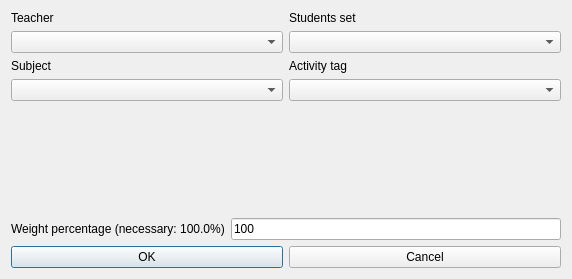
Old version of the form fet/src/interface/modifyconstraintactivitiesbeginstudentsdayform_template.ui in the repository vonmecheln/fet.
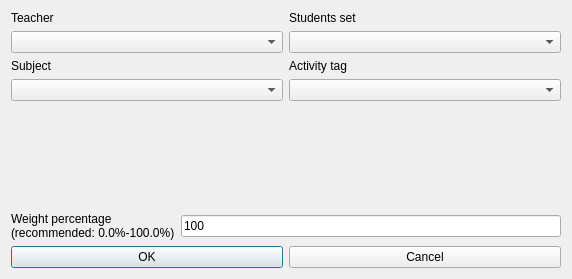
New version of the form.

Diff of the .ui file:
```diff
--- a/fet/src/interface/modifyconstraintactivitiesbeginstudentsdayform_template.ui
+++ b/fet/src/interface/modifyconstraintactivitiesbeginstudentsdayform_template.ui
@@ -101,7 +101,8 @@
         <enum>QFrame::Plain</enum>
        </property>
        <property name="text">
-        <string>Weight percentage (necessary: 100.0%)</string>
+        <string>Weight percentage
+(recommended: 0.0%-100.0%)</string>
        </property>
        <property name="wordWrap">
         <bool>false</bool>
```
